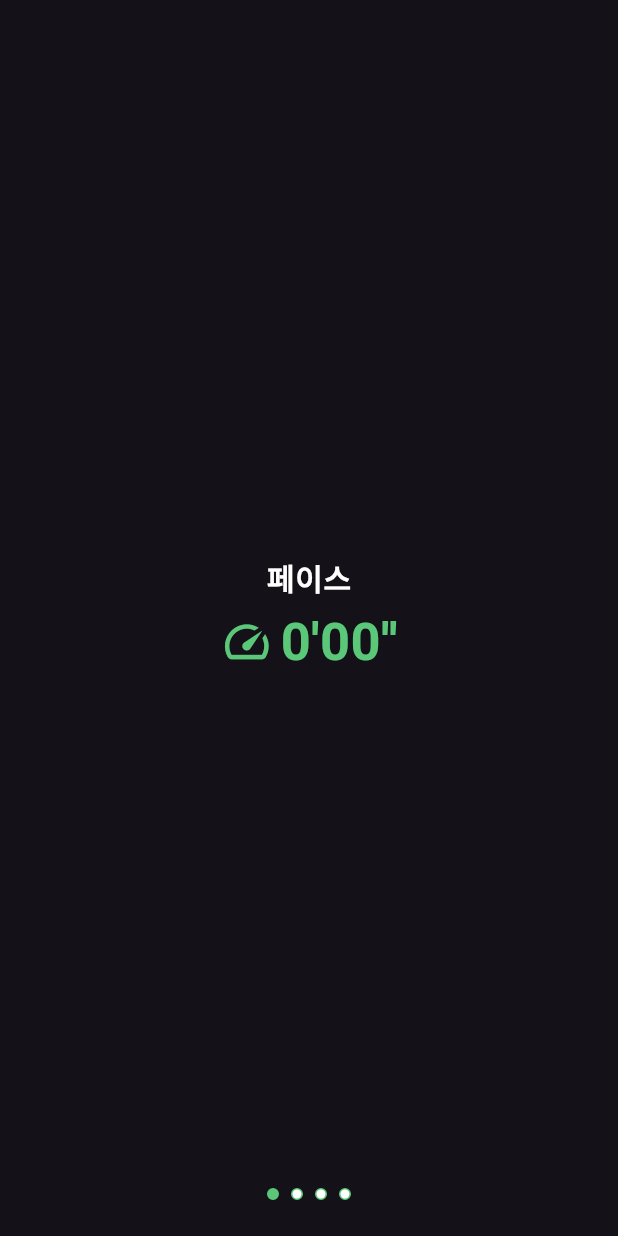
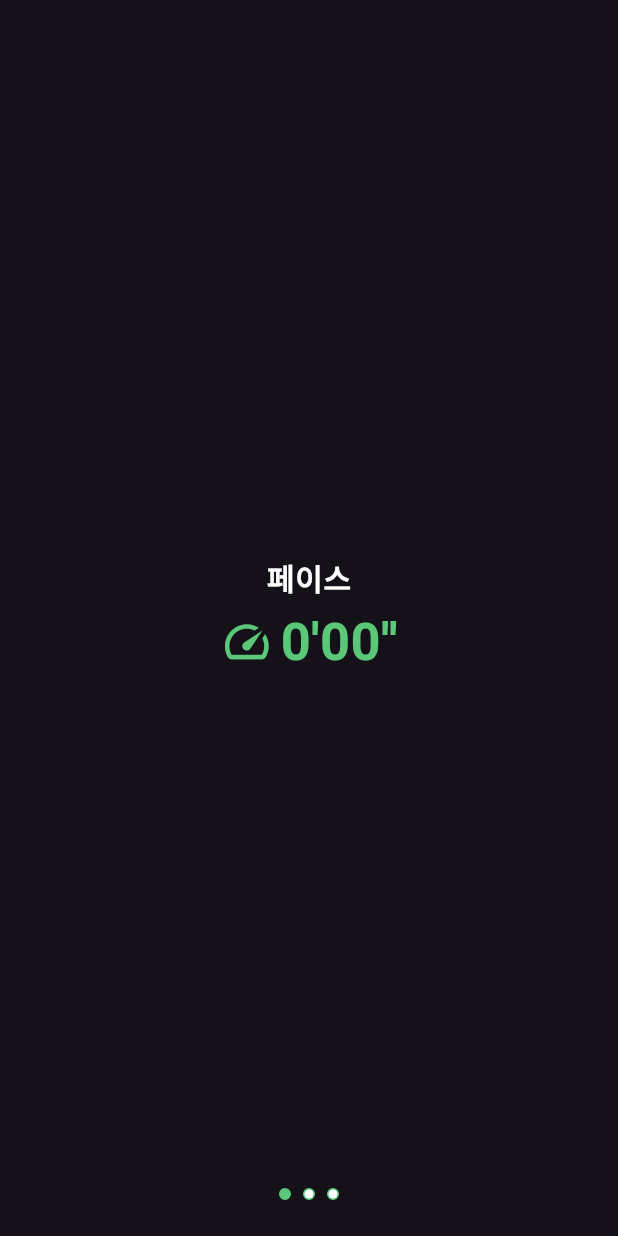
Before and after one commit to benyy0101/Wadada, a Flutter app: the screen it shows after launch, on a phone screen of 412 x 824 dp. Run offline on Flutter 3.47's test engine with Material 3 defaults, Android fonts, the phone set to English and light mode, and no system bars; our stand-ins replace flutter_blue_plus, permission_handler; missing offline and left inert: watch_connectivity.

Commit message:
FEAT: 마지막 수정 완료

```diff
--- a/wdd_watch/lib/screens/proceedingscreen.dart
+++ b/wdd_watch/lib/screens/proceedingscreen.dart
@@ -69,7 +69,7 @@ class _ProceedingScreenState extends State<ProceedingScreen>
   void initState() {
     super.initState();
     _pageViewController = PageController();
-    _tabController = TabController(length: 4, vsync: this);
+    _tabController = TabController(length: 3, vsync: this);
     requestPermissions();
     _channel.setMethodCallHandler(_handleMethod);
     _streamController.stream.listen((heartRate) {
@@ -130,18 +130,15 @@ class _ProceedingScreenState extends State<ProceedingScreen>
         PageView(
           controller: _pageViewController,
           onPageChanged: _handlePageViewChanged,
-          children: <Widget>[
-            const Center(
+          children: const <Widget>[
+            Center(
               child: runPace(),
             ),
-            const Center(
+            Center(
               child: runTime(),
             ),
-            const Center(
+            Center(
               child: runHeart(),
-            ),
-            Center(
-              child: Text('지도띄울예정', style: textTheme.titleLarge),
             ),
           ],
         ),
```
